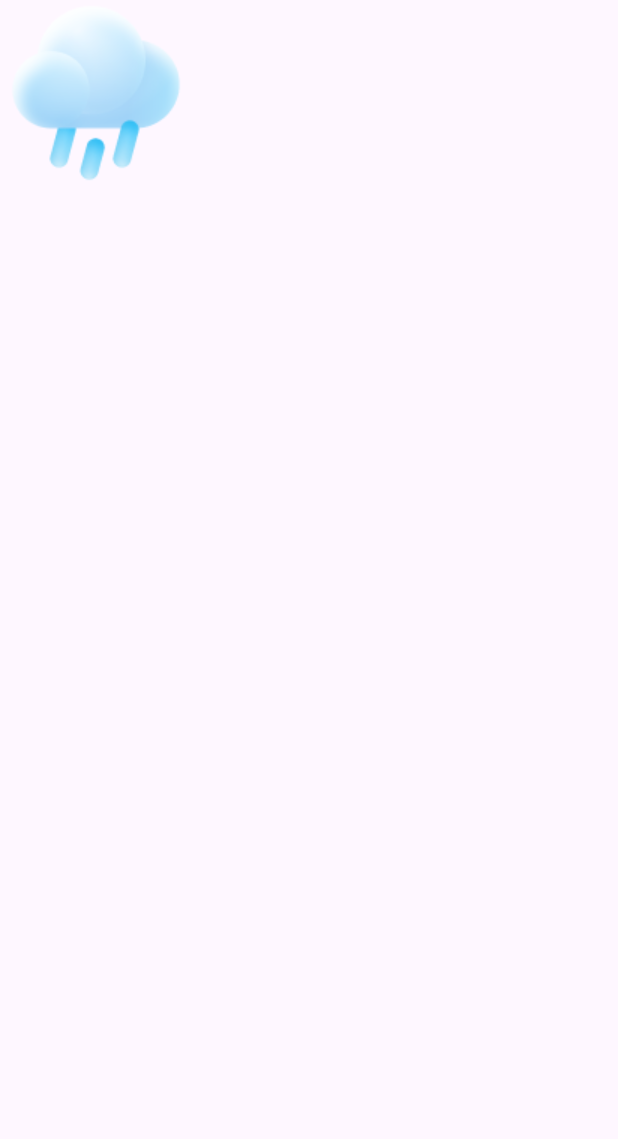
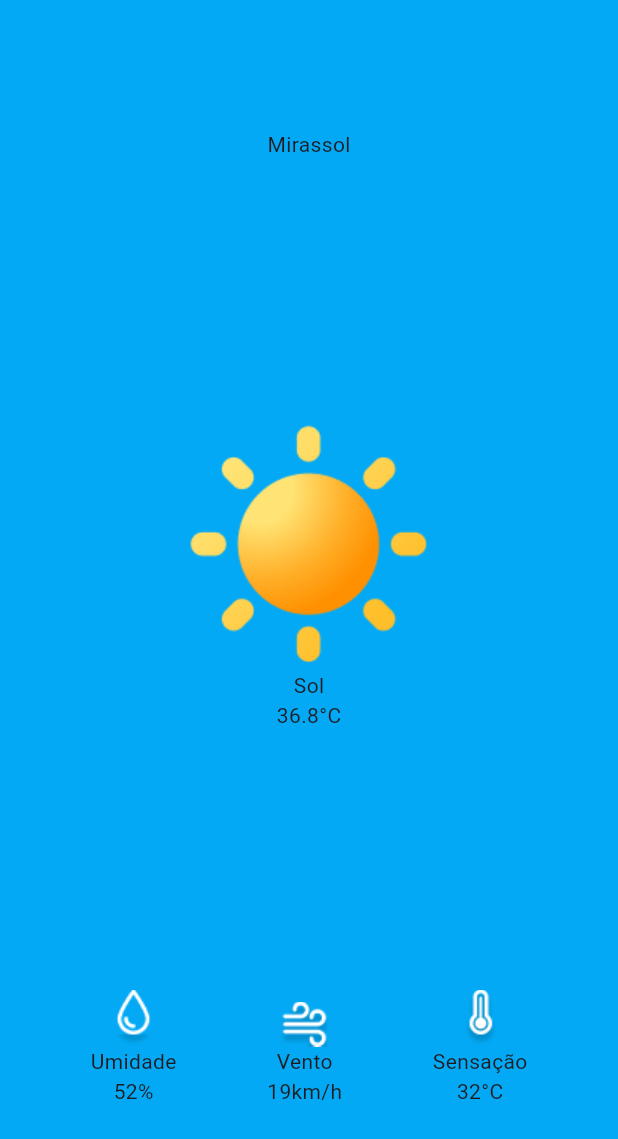
Before and after one commit to professordezani/clima_app, a Flutter app: the screen it shows after launch, on a phone screen of 412 x 824 dp. Shown: the top 1139 px of the screen. Run offline on Flutter 3.47's test engine with Material 3 defaults, Android fonts, the phone set to English and light mode, and no system bars.

Commit message:
Widgets de Layout

```diff
--- /dev/null
+++ b/lib/item.dart
@@ -0,0 +1,20 @@
+import 'package:flutter/material.dart';
+
+class Item extends StatelessWidget {
+
+  String image;
+  String text;
+  String value;
+
+  Item(this.image, this.text, this.value);
+
+  Widget build(BuildContext context) {
+    return Column(
+      children: [
+        Image.asset('images/$image.png'),
+        Text(text),
+        Text(value)
+      ]
+    );
+  }
+}
--- a/lib/main.dart
+++ b/lib/main.dart
@@ -1,18 +1,38 @@
 import 'package:flutter/material.dart';
+import 'item.dart';
 
 void main() {
-  runApp(const MyApp());
+  runApp(MyApp());
 }
 
 class MyApp extends StatelessWidget {
-  const MyApp({super.key});
 
-  // This widget is the root of your application.
-  @override
   Widget build(BuildContext context) {
     return MaterialApp(
       home: Scaffold(
-        body: Image.asset("images/chuva.png"),
+        backgroundColor: Colors.lightBlue,
+        body: Column(
+          mainAxisAlignment: MainAxisAlignment.spaceAround,
+          children: [
+            Text("Mirassol"),
+            Column(
+              children: [
+                Image.asset('images/sol.png'),
+                Text("Sol"),
+                Text("36.8°C"),
+              ],
+            ),
+            Row(
+              mainAxisAlignment: MainAxisAlignment.spaceEvenly,
+              crossAxisAlignment: CrossAxisAlignment.end,
+              children: [
+                Item('umidade', 'Umidade', '52%'),
+                Item('vento', 'Vento', '19km/h'),
+                Item('sensacao', 'Sensação', '32°C'),
+              ]
+            ),
+          ]
+        ),
       ),
     );
   }
```
Also changed, not shown: 1 other file.
